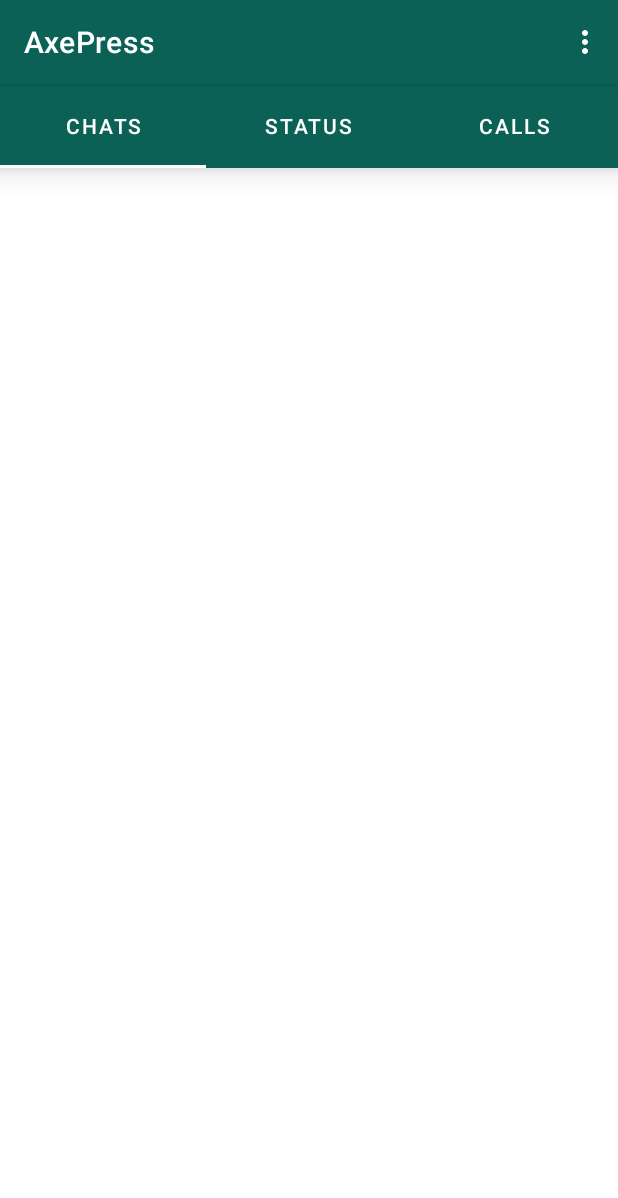
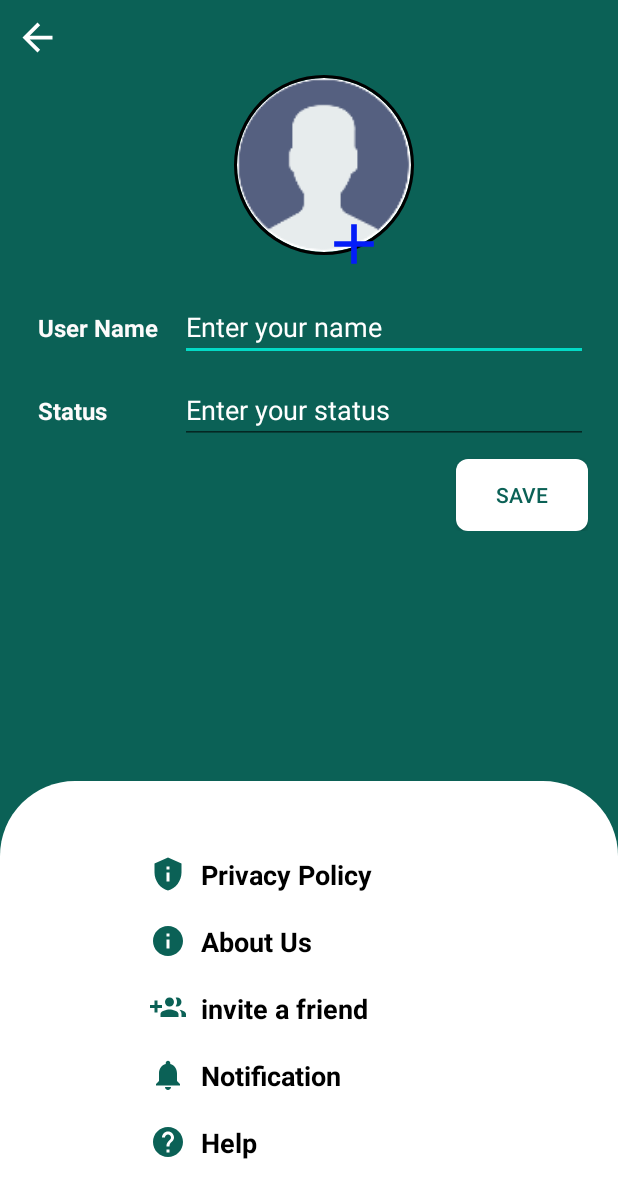
Before and after one commit to sadiqueiqbal0786/Axpress, an Android app: the screen it shows after launch once a user with an empty profile is signed in (MainActivity2 before the commit, settings after it), in the options menu, after a tap on "Settings", on a phone screen of 412 x 824 dp. Shown: the top 1198 px of the screen. Run offline under Robolectric (Android 15) with nearby library versions, the phone set to English and light mode, and no system bars; our stand-ins replace CircleImageView, Firebase (no records; nobody signed in at launch, a user with empty details on screens opened directly), Picasso; 2 statements that could not run were skipped.

Commit message:
24-10-2022  01:50 am

```diff
--- a/app/build.gradle
+++ b/app/build.gradle
@@ -52,6 +52,7 @@ dependencies {
     implementation 'androidx.recyclerview:recyclerview:1.2.1'
     implementation 'de.hdodenhof:circleimageview:3.1.0'
     implementation 'com.squareup.picasso:picasso:2.8'
+    implementation 'com.google.firebase:firebase-storage-ktx:20.1.0'
     testImplementation 'junit:junit:4.13.2'
     androidTestImplementation 'androidx.test.ext:junit:1.1.3'
     androidTestImplementation 'androidx.test.espresso:espresso-core:3.4.0'
--- a/app/src/main/java/com/example/axepress/MainActivity2.kt
+++ b/app/src/main/java/com/example/axepress/MainActivity2.kt
@@ -54,6 +54,7 @@ class MainActivity2 : AppCompatActivity() {
     override fun onOptionsItemSelected(item: MenuItem): Boolean {
         when (item.itemId){
             R.id.setting->{
+                startActivity(Intent(this,settings::class.java))
             }
             R.id.logout->{
               authe.signOut()
--- a/app/src/main/java/com/example/axepress/settings.kt
+++ b/app/src/main/java/com/example/axepress/settings.kt
@@ -1,11 +1,83 @@
 package com.example.axepress
 
+import android.content.Intent
+import android.net.Uri
 import androidx.appcompat.app.AppCompatActivity
 import android.os.Bundle
+import android.view.View
+import android.widget.Toast
+import com.example.axepress.Models.Users
+import com.example.axepress.databinding.ActivitySettingsBinding
+import com.google.android.gms.tasks.OnSuccessListener
+import com.google.firebase.auth.FirebaseAuth
+import com.google.firebase.database.DataSnapshot
+import com.google.firebase.database.DatabaseError
+import com.google.firebase.database.FirebaseDatabase
+import com.google.firebase.database.ValueEventListener
+import com.google.firebase.storage.FirebaseStorage
+import com.google.firebase.storage.StorageReference
+import com.google.firebase.storage.UploadTask
+import com.squareup.picasso.Picasso
 
 class settings : AppCompatActivity() {
+    lateinit var binding: ActivitySettingsBinding
+    lateinit var storage:FirebaseStorage
+    lateinit var auth:FirebaseAuth
+    lateinit var database: FirebaseDatabase
     override fun onCreate(savedInstanceState: Bundle?) {
         super.onCreate(savedInstanceState)
-        setContentView(R.layout.activity_settings)
+        binding=ActivitySettingsBinding.inflate(layoutInflater)
+        setContentView(binding.root)
+        supportActionBar?.hide()
+
+        storage=FirebaseStorage.getInstance()
+        auth=FirebaseAuth.getInstance()
+        database=FirebaseDatabase.getInstance()
+
+        binding.backButton.setOnClickListener{
+            startActivity(Intent(this,MainActivity2::class.java))
+        }
+        database.reference.child("Users").child(FirebaseAuth.getInstance().uid!!)
+            .addListenerForSingleValueEvent(object :ValueEventListener{
+                override fun onDataChange(snapshot: DataSnapshot) {
+                   val users:Users= snapshot.getValue(Users::class.java)!!
+                    Picasso.get()
+                        .load(users.getprofilepic())
+                        .into(binding.profile)
+                }
+
+                override fun onCancelled(error: DatabaseError) {
+                    TODO("Not yet implemented")
+                }
+
+            })
+
+        binding.addProfile.setOnClickListener{
+            val intent = Intent()
+            intent.action = Intent.ACTION_GET_CONTENT
+            intent.type = "image/*"
+            startActivityForResult(intent,33)
+
+        }
+
+    }
+
+    override fun onActivityResult(requestCode: Int, resultCode: Int, data: Intent?) {
+        super.onActivityResult(requestCode, resultCode, data)
+        if(data?.data!=null){
+            val sFile:Uri = data.data!!
+            binding.profile.setImageURI(sFile)
+
+            val reference:StorageReference= storage.reference.child("Profile_Pictures")
+                .child(FirebaseAuth.getInstance().uid!!)
+            reference.putFile(sFile).addOnSuccessListener{ taskSnapshot->
+                reference.downloadUrl.addOnSuccessListener {  uri->
+
+                    database.reference.child("Users").child(FirebaseAuth.getInstance().uid!!)
+                        .child("profilepic").setValue(uri.toString())
+                }
+                Toast.makeText(this,"Profile picture updated successfully",Toast.LENGTH_SHORT).show()
+            }
+        }
     }
 }
--- a/app/src/main/res/layout/activity_settings.xml
+++ b/app/src/main/res/layout/activity_settings.xml
@@ -25,13 +25,16 @@
         android:gravity="center"
         android:orientation="vertical">
 
-        <ImageView
+        <de.hdodenhof.circleimageview.CircleImageView
             android:id="@+id/profile"
             android:layout_width="120dp"
             android:layout_height="120dp"
+            android:layout_marginStart="10dp"
             android:layout_marginLeft="10dp"
             android:layout_marginTop="10dp"
-            app:srcCompat="@mipmap/user" />
+            android:src="@mipmap/user"
+            app:civ_border_color="#FF000000"
+            app:civ_border_width="2dp"/>
 
         <ImageView
             android:id="@+id/addProfile"
```
